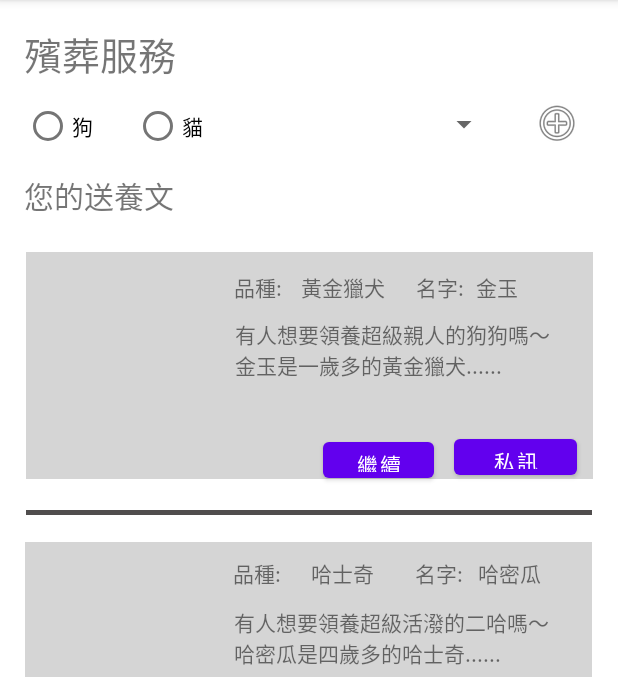
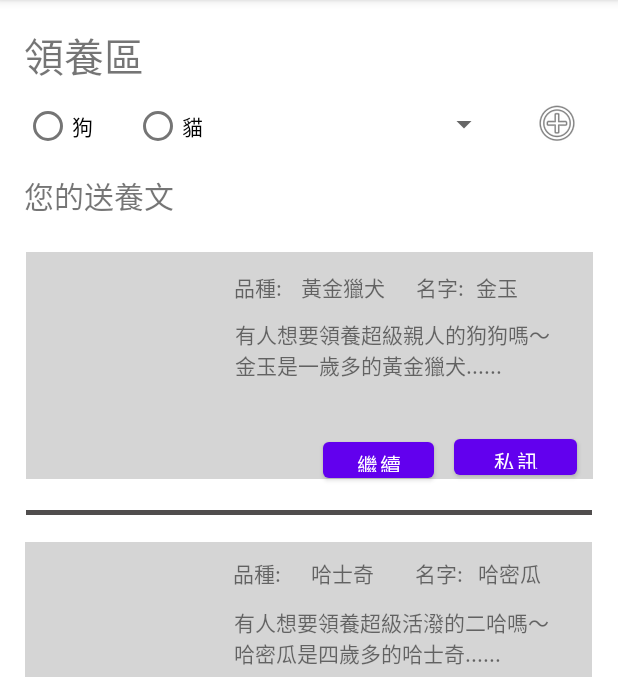
Before and after one commit to JIA-JA/111-case, an Android app: the MainActivityJ screen opened directly, with no data from a screen before it, on a phone screen of 412 x 824 dp, the part 84-761 px from its top. Run offline under Robolectric (Android 15) with nearby library versions, the phone set to English and light mode, and no system bars.

Commit message:
20220303系統介面~領養區(發現有一點錯誤所以先改掉重傳一次)

```diff
--- a/111502_SystemCode(18)/app/src/main/res/layout/activity_main_j.xml
+++ b/111502_SystemCode(18)/app/src/main/res/layout/activity_main_j.xml
@@ -398,7 +398,7 @@
         android:id="@+id/textView100"
         android:layout_width="103dp"
         android:layout_height="40dp"
-        android:text="殯葬服務"
+        android:text="領養區"
         app:autoSizeTextType="uniform"
         app:layout_constraintBottom_toBottomOf="parent"
         app:layout_constraintEnd_toEndOf="parent"
--- a/111502_SystemCode(18)/app/src/main/res/layout/activity_main_k.xml
+++ b/111502_SystemCode(18)/app/src/main/res/layout/activity_main_k.xml
@@ -253,7 +253,7 @@
         android:id="@+id/textView109"
         android:layout_width="103dp"
         android:layout_height="40dp"
-        android:text="殯葬服務"
+        android:text="領養區"
         app:autoSizeTextType="uniform"
         app:layout_constraintBottom_toBottomOf="parent"
         app:layout_constraintEnd_toEndOf="parent"
--- a/111502_SystemCode(18)/app/src/main/res/layout/activity_main_l.xml
+++ b/111502_SystemCode(18)/app/src/main/res/layout/activity_main_l.xml
@@ -392,7 +392,7 @@
         android:id="@+id/textView171"
         android:layout_width="103dp"
         android:layout_height="40dp"
-        android:text="殯葬服務"
+        android:text="領養區"
         app:autoSizeTextType="uniform"
         app:layout_constraintBottom_toBottomOf="parent"
         app:layout_constraintEnd_toEndOf="parent"
```
